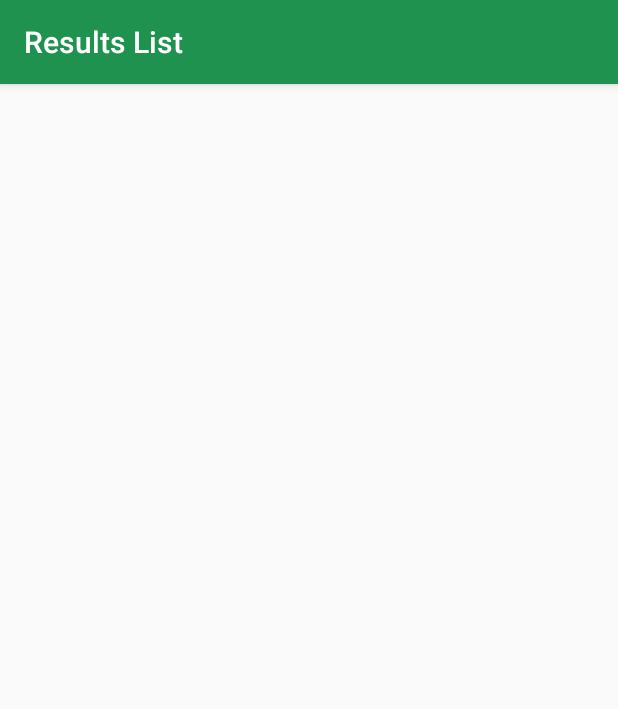
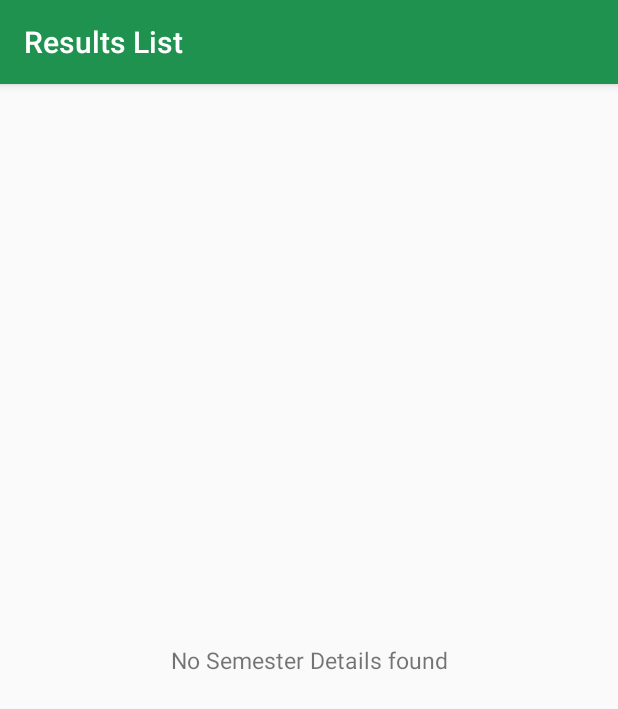
Before and after one commit to s-steephan/UCEN-Android, an Android app: the SemestersListActivity screen opened directly, with no data from a screen before it, on a phone screen of 412 x 824 dp. Shown: the top 709 px of the screen. Run offline under Robolectric (Android 15) with nearby library versions, the phone set to English and light mode, and no system bars; libraries missing offline, so code that uses them is left out: retrofit.client; 3 statements that could not run were skipped.

Commit message:
Clean main_activity toast messages

```diff
--- a/app/src/main/java/com/durai/ucen/ucen/MainActivity.java
+++ b/app/src/main/java/com/durai/ucen/ucen/MainActivity.java
@@ -230,7 +230,7 @@ public class MainActivity extends AppCompatActivity
                     new Runnable() {
                         public void run() {
                             progressdialog.dismiss();
-                            Toast.makeText(MainActivity.this, "Bye.", Toast.LENGTH_SHORT).show();
+                            Toast.makeText(MainActivity.this, "Bye", Toast.LENGTH_SHORT).show();
                             ActivityCompat.finishAffinity(MainActivity.this);
                         }
                     }, 2000);
@@ -277,7 +277,7 @@ public class MainActivity extends AppCompatActivity
             SharedPreferences login_credentials = MainActivity.this.getSharedPreferences(PREFS_NAME_2, MODE_PRIVATE);
             user_details.edit().clear().apply();
             login_credentials.edit().clear().apply();
-            Toast.makeText(MainActivity.this, "Logout Success", Toast.LENGTH_LONG).show();
+            Toast.makeText(MainActivity.this, "Bye", Toast.LENGTH_LONG).show();
             startActivity(new Intent(MainActivity.this, LoginActivity.class));
             progressdialog.dismiss();
         }
--- a/app/src/main/java/com/durai/ucen/ucen/SemestersListActivity.java
+++ b/app/src/main/java/com/durai/ucen/ucen/SemestersListActivity.java
@@ -80,6 +80,7 @@ public class SemestersListActivity extends AppCompatActivity {
             @Override
             public void success(List<SemestersList> semestersLists, Response response) {
                 semestersListAdapter.addAll(semestersLists);
+                t_empty.setVisibility(View.GONE);
                 if(semestersLists.size()==0){
                     t_empty.setVisibility(View.VISIBLE);
                 }
--- a/app/src/main/res/layout/activity_semesters_list.xml
+++ b/app/src/main/res/layout/activity_semesters_list.xml
@@ -12,7 +12,6 @@
         android:id="@+id/empty_text"
         android:text="No Semester Details found"
         android:textSize="15dp"
-        android:visibility="gone"
         android:gravity="center"/>
 
     <ListView
```
